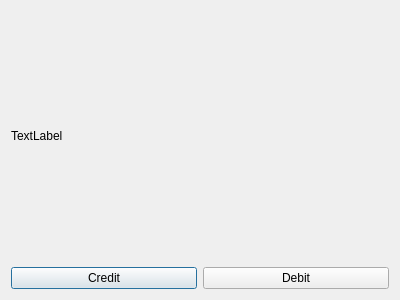
First picture: the form in DLLPinUI/creditdebit.ui, repository bank-2022/group11, before the edit.
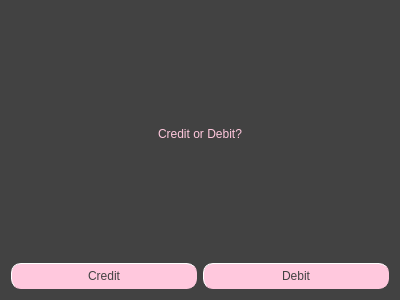
Second picture: the form after the edit.

Patch:
```diff
--- a/DLLPinUI/creditdebit.ui
+++ b/DLLPinUI/creditdebit.ui
@@ -13,13 +13,20 @@
   <property name="windowTitle">
    <string>Dialog</string>
   </property>
+  <property name="styleSheet">
+   <string notr="true">background-color:rgb(66, 66, 66);</string>
+  </property>
   <layout class="QVBoxLayout" name="verticalLayout_2">
    <item>
     <layout class="QVBoxLayout" name="verticalLayout">
-     <item>
+     <item alignment="Qt::AlignHCenter|Qt::AlignVCenter">
       <widget class="QLabel" name="label">
+       <property name="styleSheet">
+        <string notr="true">color: rgb(255, 200, 221);
+font: 63 12pt &quot;Lato Semibold&quot;;</string>
+       </property>
        <property name="text">
-        <string>TextLabel</string>
+        <string>Credit or Debit?</string>
        </property>
       </widget>
      </item>
@@ -29,6 +36,20 @@
     <layout class="QHBoxLayout" name="horizontalLayout">
      <item>
       <widget class="QPushButton" name="CreditButton">
+       <property name="cursor">
+        <cursorShape>PointingHandCursor</cursorShape>
+       </property>
+       <property name="styleSheet">
+        <string notr="true">font: 63 9pt &quot;Lato Semibold&quot;;
+color: rgb(66, 66, 66);
+background-color:rgb(255, 200, 221);
+border-style: outset;
+border-width: 1px;
+border-radius: 10px;
+border-color:rgb(255, 200, 221);
+min-width: 1em;
+padding: 5px;</string>
+       </property>
        <property name="text">
         <string>Credit</string>
        </property>
@@ -36,6 +57,20 @@
      </item>
      <item>
       <widget class="QPushButton" name="DebitButton">
+       <property name="cursor">
+        <cursorShape>PointingHandCursor</cursorShape>
+       </property>
+       <property name="styleSheet">
+        <string notr="true">font: 63 9pt &quot;Lato Semibold&quot;;
+color: rgb(66, 66, 66);
+background-color:rgb(255, 200, 221);
+border-style: outset;
+border-width: 1px;
+border-radius: 10px;
+border-color:rgb(255, 200, 221);
+min-width: 1em;
+padding: 5px;</string>
+       </property>
        <property name="text">
         <string>Debit</string>
        </property>
```
